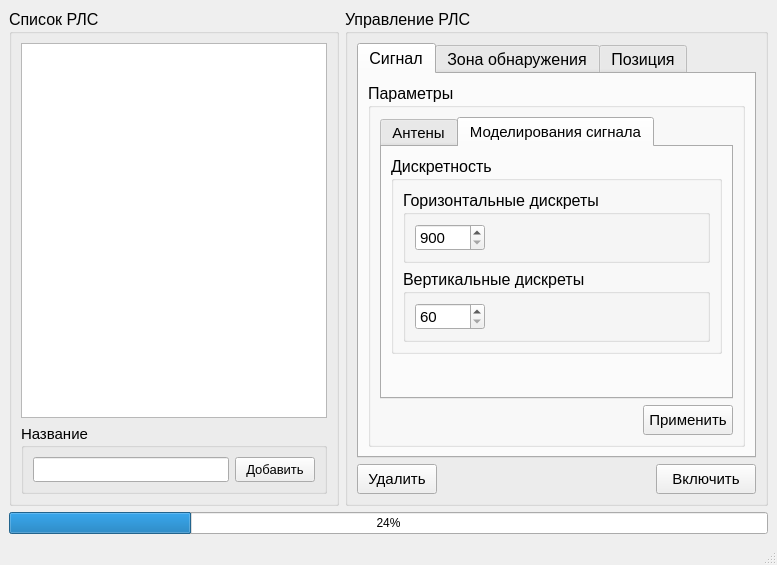
Nisitka/air-trail-generator, file src/Application/GUI/manrlswindow.ui: the form before one commit.
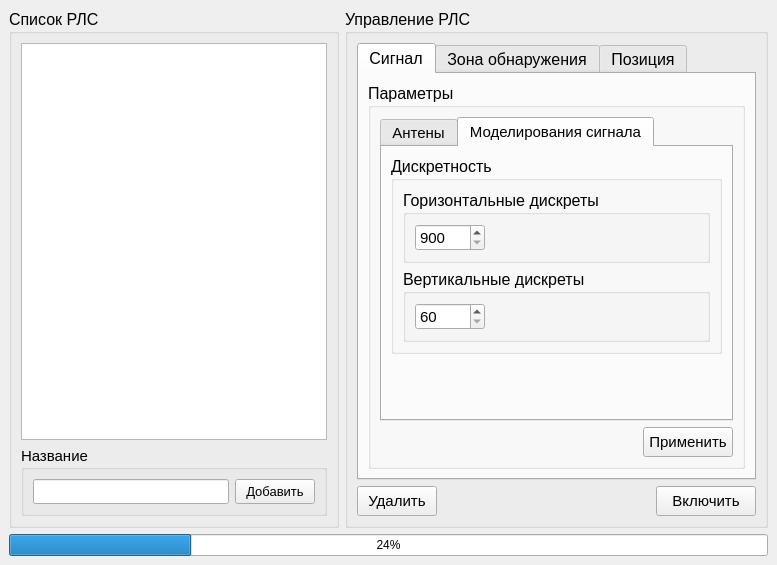
The form after the commit.

Patch:
```diff
--- a/src/Application/GUI/manrlswindow.ui
+++ b/src/Application/GUI/manrlswindow.ui
@@ -791,7 +791,6 @@
     </rect>
    </property>
   </widget>
-  <widget class="QStatusBar" name="statusbar"/>
  </widget>
  <resources/>
  <connections/>
```
